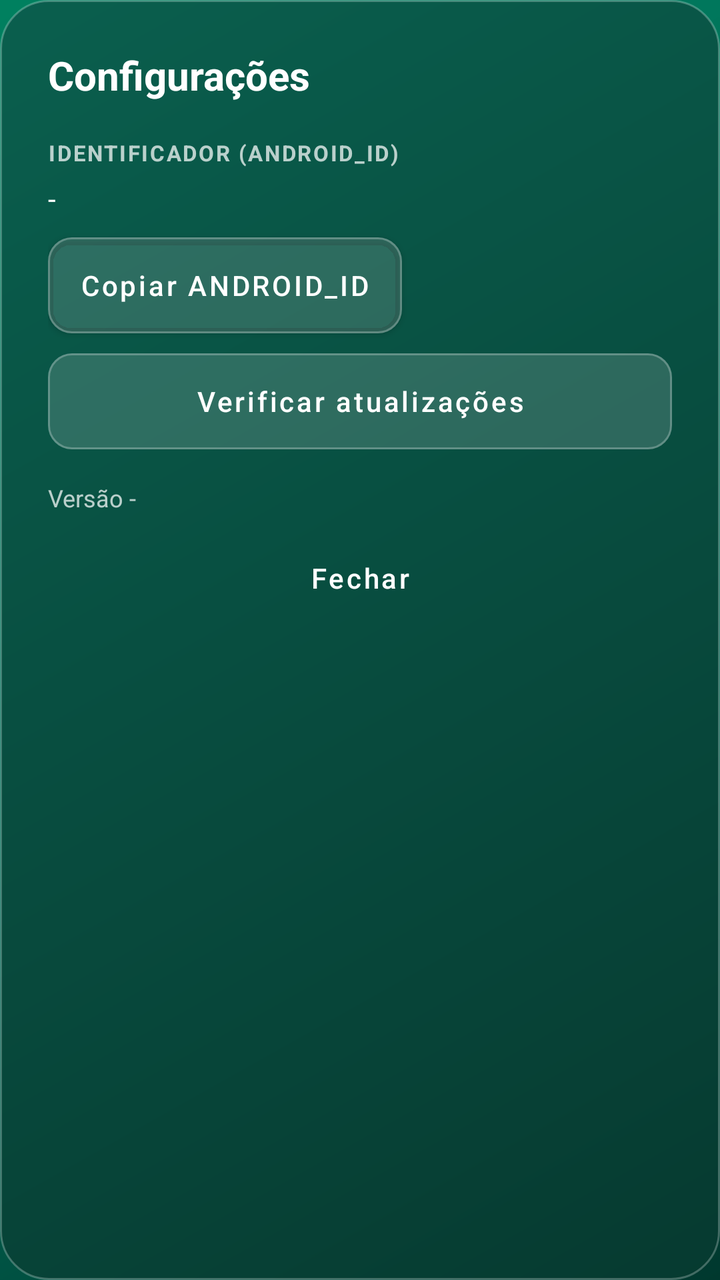
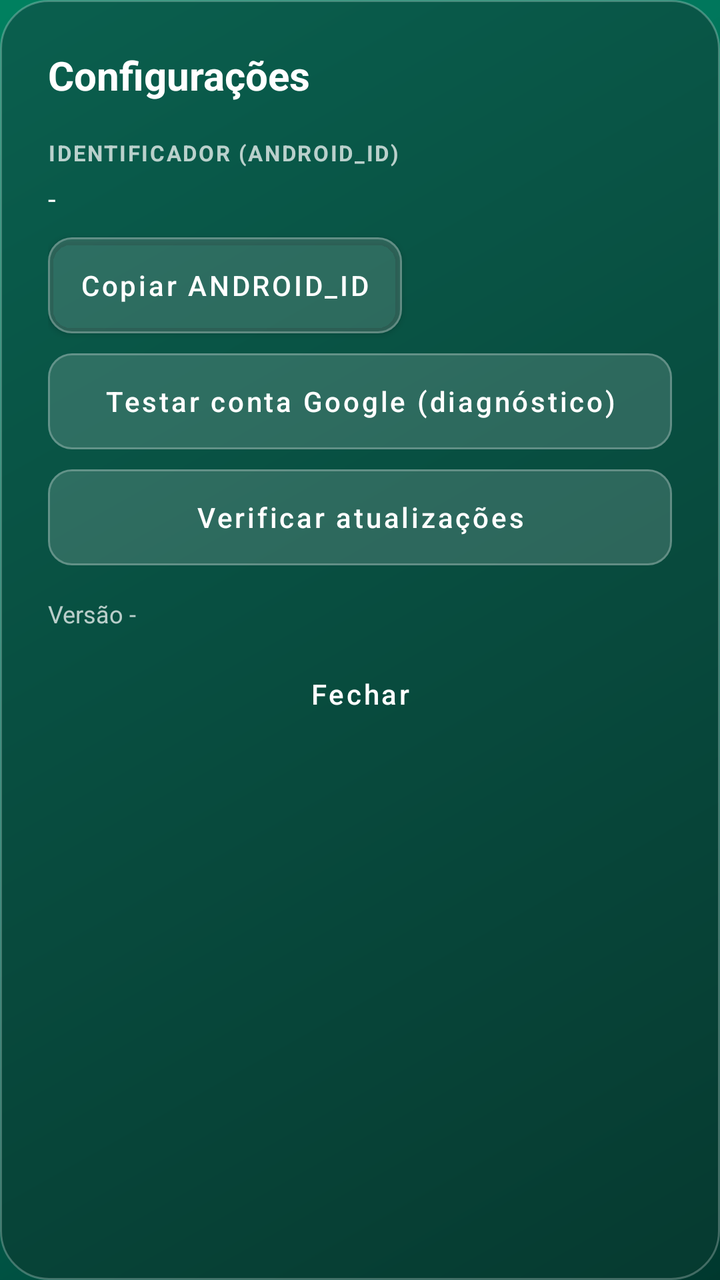

An Android layout rendered at two revisions. The XML below is the earlier revision; the diff shows what the commit changed to produce the second picture.
<!-- AndroidManifest.xml: application theme Theme.SetupMDM -->
<!-- res/layout/dialog_config.xml -->
<?xml version="1.0" encoding="utf-8"?>
<LinearLayout xmlns:android="http://schemas.android.com/apk/res/android"
    xmlns:app="http://schemas.android.com/apk/res-auto"
    android:layout_width="match_parent"
    android:layout_height="wrap_content"
    android:orientation="vertical"
    android:layout_margin="22dp"
    android:background="@drawable/glass_card_solid"
    android:padding="24dp">

    <TextView
        android:layout_width="wrap_content" android:layout_height="wrap_content"
        android:text="Configurações" android:textColor="@color/white"
        android:textSize="20sp" android:textStyle="bold"/>

    <TextView
        android:layout_width="match_parent" android:layout_height="wrap_content"
        android:text="IDENTIFICADOR (ANDROID_ID)" android:textColor="@color/textMuted"
        android:textSize="11sp" android:textStyle="bold" android:letterSpacing="0.08"
        android:paddingTop="18dp"/>
    <TextView
        android:id="@+id/txtAndroidId"
        android:layout_width="match_parent" android:layout_height="wrap_content"
        android:text="-" android:textColor="@color/textOnDark" android:textSize="14sp"
        android:textIsSelectable="true" android:paddingTop="6dp"/>

    <com.google.android.material.button.MaterialButton
        android:id="@+id/btnCopiarId"
        style="@style/Widget.MaterialComponents.Button"
        android:layout_width="wrap_content" android:layout_height="wrap_content"
        android:text="Copiar ANDROID_ID" android:textColor="@color/white" android:textAllCaps="false"
        android:layout_marginTop="10dp"
        android:insetTop="0dp" android:insetBottom="0dp"
        app:backgroundTint="@color/glassFill" app:strokeColor="@color/glassStroke"
        app:strokeWidth="1dp" app:cornerRadius="12dp" app:elevation="0dp"/>

    <com.google.android.material.button.MaterialButton
        android:id="@+id/btnAtualizar"
        style="@style/Widget.MaterialComponents.Button"
        android:layout_width="match_parent" android:layout_height="wrap_content"
        android:text="Atualizar aplicativo" android:textColor="@color/white" android:textAllCaps="false"
        android:layout_marginTop="12dp" android:visibility="gone"
        android:insetTop="0dp" android:insetBottom="0dp"
        app:backgroundTint="@color/primary" app:cornerRadius="12dp" app:elevation="0dp"/>

    <com.google.android.material.button.MaterialButton
        android:id="@+id/btnVerificarUpd"
        style="@style/Widget.MaterialComponents.Button.OutlinedButton"
        android:layout_width="match_parent" android:layout_height="wrap_content"
        android:text="Verificar atualizações" android:textColor="@color/white" android:textAllCaps="false"
        android:layout_marginTop="10dp"
        android:insetTop="0dp" android:insetBottom="0dp"
        app:backgroundTint="@color/glassFill" app:strokeColor="@color/glassStroke"
        app:strokeWidth="1dp" app:cornerRadius="12dp"/>

    <TextView
        android:id="@+id/txtVersao"
        android:layout_width="match_parent" android:layout_height="wrap_content"
        android:text="Versão -" android:textColor="@color/textMuted" android:textSize="12sp"
        android:paddingTop="16dp"/>

    <com.google.android.material.button.MaterialButton
        android:id="@+id/btnFecharConfig"
        style="@style/Widget.MaterialComponents.Button.TextButton"
        android:layout_width="match_parent" android:layout_height="wrap_content"
        android:text="Fechar" android:textColor="@color/white" android:textAllCaps="false"
        android:layout_marginTop="8dp"/>
</LinearLayout>
<!-- resources referenced by this layout -->
<resources>
  <color name="glassFill">#26FFFFFF</color>
  <color name="glassStroke">#40FFFFFF</color>
  <color name="primary">#006D58</color>
  <color name="textMuted">#B8FFFFFF</color>
  <color name="textOnDark">#FFFFFF</color>
  <color name="white">#FFFFFF</color>
  <!-- drawable glass_card_solid (drawable) -->
  <?xml version="1.0" encoding="utf-8"?>
  <shape xmlns:android="http://schemas.android.com/apk/res/android" android:shape="rectangle">
      <gradient android:angle="315" android:startColor="#0A5F4E" android:endColor="#063A30" android:type="linear"/>
      <corners android:radius="24dp"/>
      <stroke android:width="1dp" android:color="@color/glassStroke"/>
  </shape>
  <style name="Theme.SetupMDM" parent="Theme.MaterialComponents.Light.NoActionBar">
          <item name="colorPrimary">@color/primary</item>
          <item name="colorPrimaryVariant">@color/primaryDark</item>
          <item name="colorOnPrimary">@color/white</item>
          <item name="colorSecondary">@color/primaryLight</item>
          <item name="colorOnSecondary">@color/white</item>
          <item name="android:windowBackground">@drawable/bg_gradient</item>
          <item name="android:statusBarColor" tools:targetApi="21">@color/primaryDark</item>
          <item name="android:navigationBarColor" tools:targetApi="21">@color/primaryDark</item>
      </style>
  <color name="primaryDark">#00453A</color>
  <color name="primaryLight">#5BB98E</color>
  <!-- drawable bg_gradient (drawable) -->
  <?xml version="1.0" encoding="utf-8"?>
  <shape xmlns:android="http://schemas.android.com/apk/res/android" android:shape="rectangle">
      <gradient
          android:angle="315"
          android:startColor="#00805F"
          android:centerColor="#006D58"
          android:endColor="#00382E"
          android:type="linear"/>
  </shape>
</resources>

<!-- the commit's change to res/layout/dialog_config.xml (unified diff, before → after) -->
@@ -44,6 +44,16 @@
         app:backgroundTint="@color/primary" app:cornerRadius="12dp" app:elevation="0dp"/>
 
     <com.google.android.material.button.MaterialButton
+        android:id="@+id/btnTestarConta"
+        style="@style/Widget.MaterialComponents.Button.OutlinedButton"
+        android:layout_width="match_parent" android:layout_height="wrap_content"
+        android:text="Testar conta Google (diagnóstico)" android:textColor="@color/white" android:textAllCaps="false"
+        android:layout_marginTop="10dp"
+        android:insetTop="0dp" android:insetBottom="0dp"
+        app:backgroundTint="@color/glassFill" app:strokeColor="@color/glassStroke"
+        app:strokeWidth="1dp" app:cornerRadius="12dp"/>
+
+    <com.google.android.material.button.MaterialButton
         android:id="@+id/btnVerificarUpd"
         style="@style/Widget.MaterialComponents.Button.OutlinedButton"
         android:layout_width="match_parent" android:layout_height="wrap_content"
